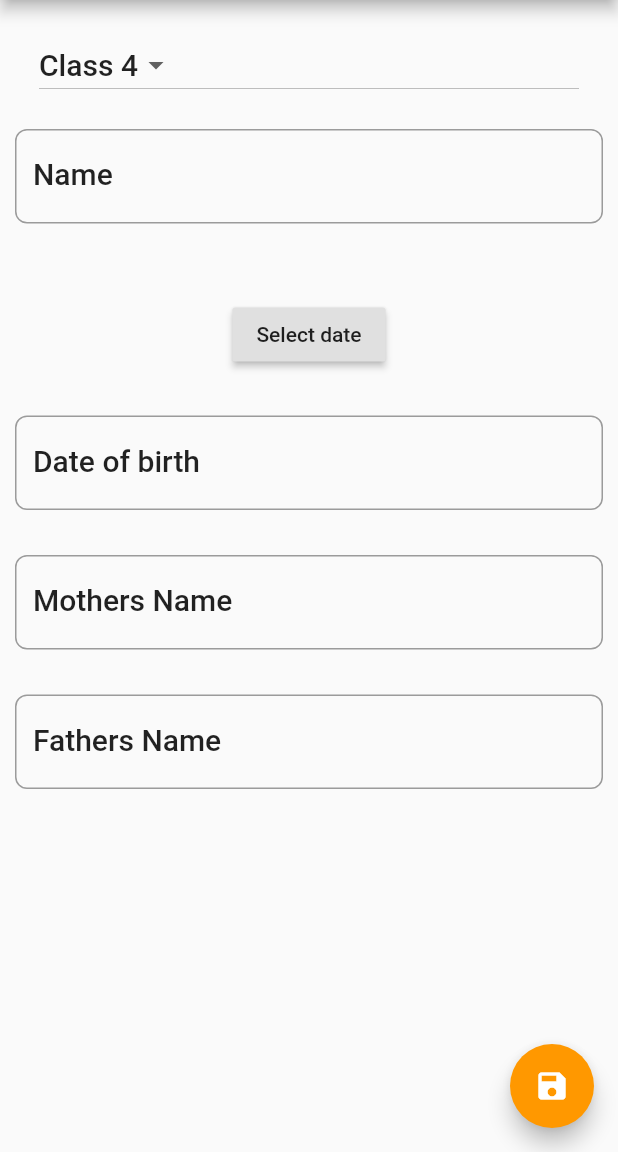
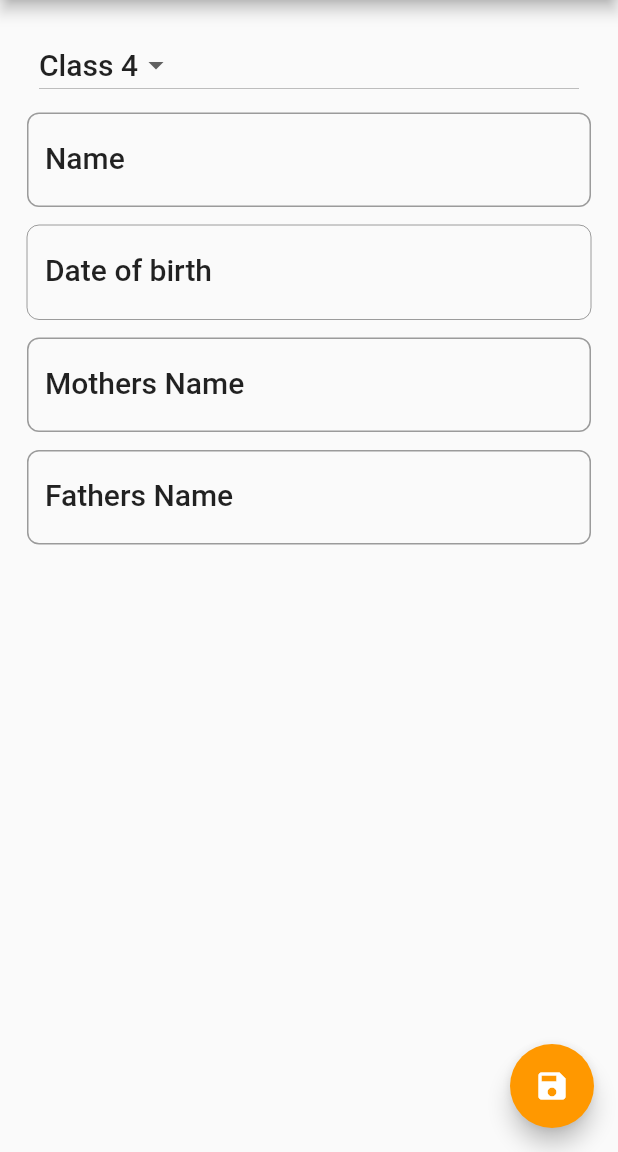
Before and after one commit to shakiz/student_app, a Flutter app: the screen it shows after launch, after a tap on the "add" icon, on a phone screen of 412 x 824 dp, the part 84-1236 px from its top. Run offline on Flutter 3.47's test engine with Material 2 defaults, Android fonts, the phone set to English and light mode, and no system bars; our stand-ins replace sqflite; accounts and stored records are empty.

Commit message:
details ui updated

```diff
--- a/lib/screens/student_details.dart
+++ b/lib/screens/student_details.dart
@@ -90,8 +90,8 @@ class StudentDetailsState extends State<StudentDetails> {
                 ),
               ),
               //Name
-              Padding(
-                padding: EdgeInsets.only(top: 15, bottom: 15),
+              Container(
+                margin: EdgeInsets.only(left: 8, top: 4, bottom: 0, right: 8),
                 child: TextField(
                   style: textStyle,
                   controller: nameEditor,
@@ -106,27 +106,16 @@ class StudentDetailsState extends State<StudentDetails> {
                           borderRadius: BorderRadius.circular(8))),
                 ),
               ),
-              //DOB with date picket
-              Padding(
-                  padding: EdgeInsets.only(top: 15, bottom: 15),
-                  child: Center(
-                    child: Column(
-                      mainAxisSize: MainAxisSize.min,
-                      children: <Widget>[
-                        SizedBox(
-                          height: 20.0,
-                        ),
-                        RaisedButton(
-                          onPressed: () => _selectDate(context),
-                          child: Text('Select date'),
-                        ),
-                      ],
-                    ),
-                  )),
               //DOB
-              Padding(
-                padding: EdgeInsets.only(top: 15, bottom: 15),
+              Container(
+                margin: EdgeInsets.only(left: 8, top: 12, bottom: 0, right: 8),
+                child: InkWell(
+                    onTap: () {
+                      _selectDate(context);
+                    },
+                    child: Container(
                       child: TextField(
+                        enabled: false,
                         controller: dobEditor,
                         style: textStyle,
                         onChanged: (value) {
@@ -139,10 +128,11 @@ class StudentDetailsState extends State<StudentDetails> {
                             border: OutlineInputBorder(
                                 borderRadius: BorderRadius.circular(8))),
                       ),
+                    )),
               ),
               //Mothers name
-              Padding(
-                padding: EdgeInsets.only(top: 15, bottom: 15),
+              Container(
+                margin: EdgeInsets.only(left: 8, top: 12, bottom: 0, right: 8),
                 child: TextField(
                   controller: mothersNameEditor,
                   style: textStyle,
@@ -158,8 +148,8 @@ class StudentDetailsState extends State<StudentDetails> {
                 ),
               ),
               //Fathers name
-              Padding(
-                padding: EdgeInsets.only(top: 15, bottom: 15),
+              Container(
+                margin: EdgeInsets.only(left: 8, top: 12, bottom: 0, right: 8),
                 child: TextField(
                   controller: fathersNameEditor,
                   style: textStyle,
```
Lines whose indentation alone changed are shown as unchanged.
